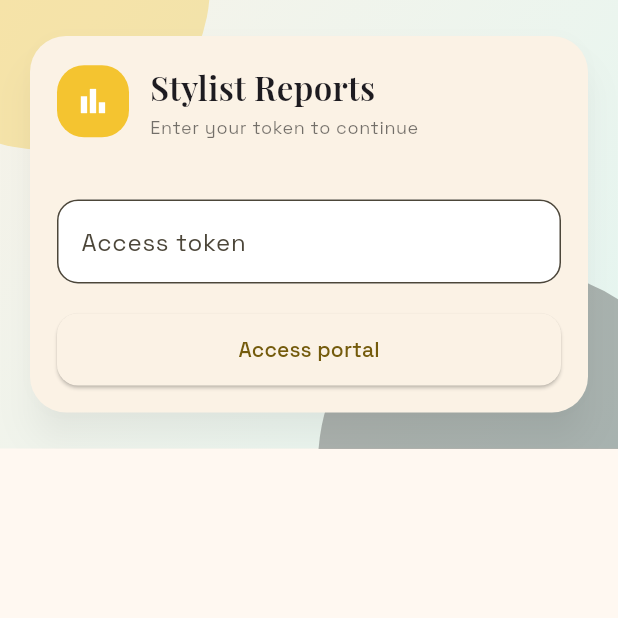
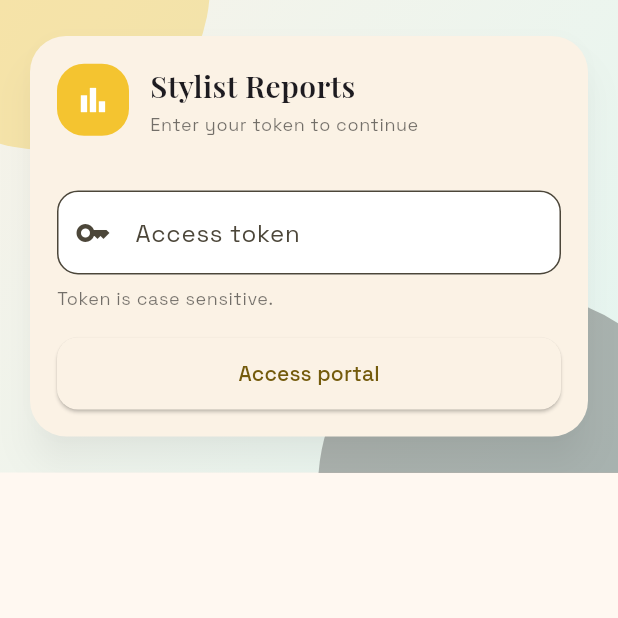
Before and after one commit to syntaxFool/tool-daily-appointments, a Flutter app: the screen it shows after launch, on a phone screen of 412 x 824 dp, the top half of it. Run offline on Flutter 3.47's test engine with Material 3 defaults, Android fonts, the phone set to English and light mode, and no system bars; our stand-ins replace csv, google_fonts, shared_preferences; missing offline and left inert: file_saver.

Commit message:
Login: refine card layout, add token hint and icon

```diff
--- a/flutter_app/lib/main.dart
+++ b/flutter_app/lib/main.dart
@@ -552,13 +552,14 @@ class _StylistHomePageState extends State<StylistHomePage> {
                         color: Colors.white),
                   ),
                   const SizedBox(width: 14),
-                  Column(
+                  Expanded(
+                    child: Column(
                       crossAxisAlignment: CrossAxisAlignment.start,
                       children: [
                         Text(
                           'Stylist Reports',
                           style: GoogleFonts.playfairDisplay(
-                          fontSize: 22,
+                            fontSize: isCompact ? 20 : 22,
                             fontWeight: FontWeight.w600,
                           ),
                         ),
@@ -572,9 +573,10 @@ class _StylistHomePageState extends State<StylistHomePage> {
                         ),
                       ],
                     ),
+                  ),
                 ],
               ),
-              const SizedBox(height: 24),
+              const SizedBox(height: 20),
               if (_errorMessage != null)
                 MessageBanner(
                   text: _errorMessage!,
@@ -589,13 +591,25 @@ class _StylistHomePageState extends State<StylistHomePage> {
                 decoration: const InputDecoration(
                   labelText: 'Access token',
                   hintText: 'Enter your token',
+                  prefixIcon: Icon(Icons.key),
                 ),
                 textInputAction: TextInputAction.done,
                 onSubmitted: (_) => _login(),
               ),
-              const SizedBox(height: 20),
+              const SizedBox(height: 8),
+              Text(
+                'Token is case sensitive.',
+                style: Theme.of(context)
+                    .textTheme
+                    .bodySmall
+                    ?.copyWith(color: Colors.black54),
+              ),
+              const SizedBox(height: 18),
               ElevatedButton(
                 onPressed: _isLoading ? null : _login,
+                style: ElevatedButton.styleFrom(
+                  minimumSize: const Size.fromHeight(48),
+                ),
                 child: _isLoading
                     ? const SizedBox(
                         height: 20,
```
Also changed, not shown: 4 other files. Lines whose indentation alone changed are shown as unchanged.
